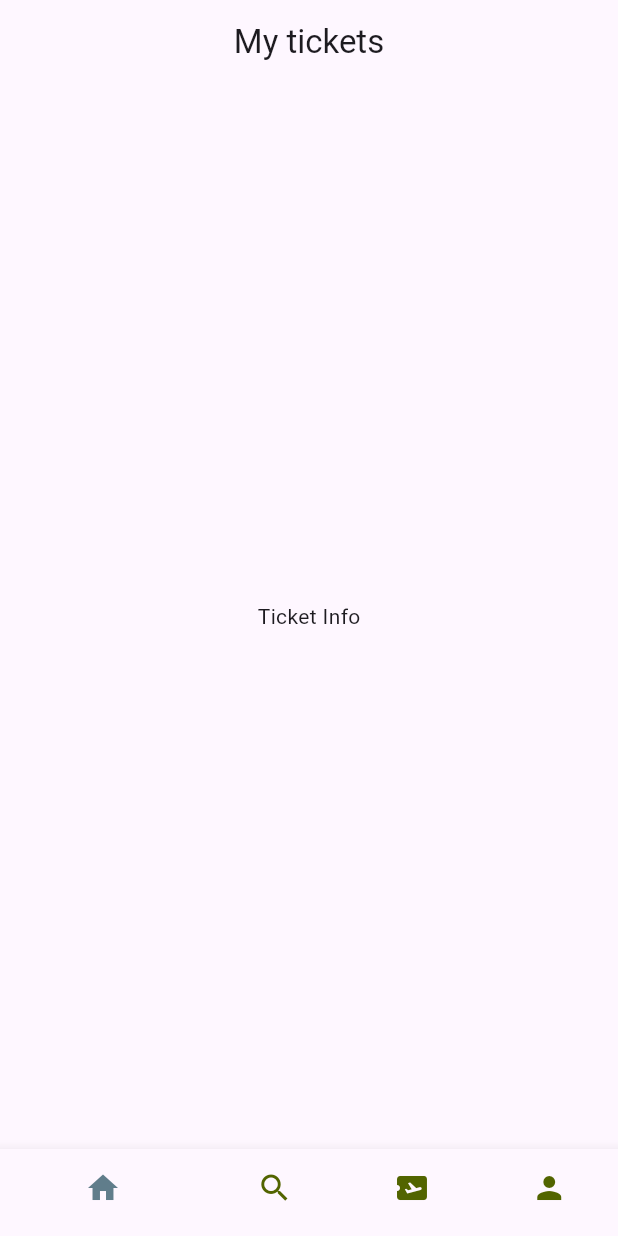
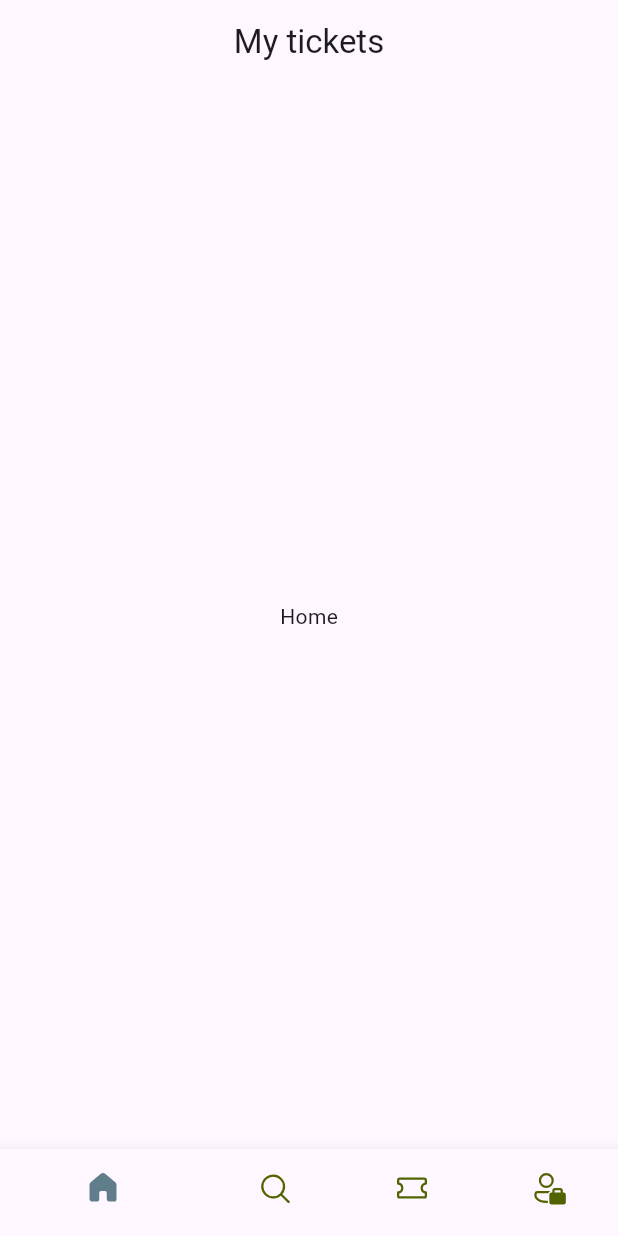
Before and after one commit to Z42r4n/ticket-app-flutter, a Flutter app: the screen it shows after launch, on a phone screen of 412 x 824 dp. Run offline on Flutter 3.47's test engine with Material 3 defaults, Android fonts, the phone set to English and light mode, and no system bars; our stand-ins replace fluentui_icons.

Commit message:
start building the home screen

```diff
--- a/ticket_app/lib/core/bottom_navbar.dart
+++ b/ticket_app/lib/core/bottom_navbar.dart
@@ -1,3 +1,4 @@
+import "package:fluentui_icons/fluentui_icons.dart";
 import "package:flutter/material.dart";
 
 class BottomNavBar extends StatefulWidget {
@@ -8,25 +9,53 @@ class BottomNavBar extends StatefulWidget {
 }
 
 class _BottomNavBarState extends State<BottomNavBar> {
+  final appScreens = const [
+    Text('Home'),
+    Text('Sreach'),
+    Text('Tickets'),
+    Text('Profile')
+  ];
+
+  int _selectedIndex = 0;
+
+  void _onIndexTapped(int index) {
+    setState(() {
+      _selectedIndex = index;
+    });
+  }
+
   @override
-  Widget build (BuildContext context) {
+  Widget build(BuildContext context) {
     return Scaffold(
       appBar: AppBar(
         title: const Text('My tickets'),
         centerTitle: true,
       ),
-      body: const Center(
-        child: Text('Ticket Info')
-      ),
+      body: Center(child: appScreens[_selectedIndex]),
       bottomNavigationBar: BottomNavigationBar(
+        currentIndex: _selectedIndex,
         selectedItemColor: Colors.blueGrey,
         unselectedItemColor: const Color(0xff526400),
         showSelectedLabels: false,
+        onTap: _onIndexTapped,
         items: const [
-          BottomNavigationBarItem(icon: Icon(Icons.home), label: 'Home'),
-          BottomNavigationBarItem(icon: Icon(Icons.search), label: "Search"),
-          BottomNavigationBarItem(icon: Icon(Icons.airplane_ticket), label: 'Tickets'),
-          BottomNavigationBarItem(icon: Icon(Icons.person), label: "Profile"),
+          BottomNavigationBarItem(
+              icon: Icon(FluentSystemIcons.ic_fluent_home_regular),
+              activeIcon: Icon(FluentSystemIcons.ic_fluent_home_filled),
+              label: 'Home'),
+          BottomNavigationBarItem(
+              icon: Icon(FluentSystemIcons.ic_fluent_search_regular),
+              activeIcon: Icon(FluentSystemIcons.ic_fluent_search_filled),
+              label: 'Search'),
+          BottomNavigationBarItem(
+              icon: Icon(FluentSystemIcons.ic_fluent_ticket_regular),
+              activeIcon: Icon(FluentSystemIcons.ic_fluent_ticket_filled),
+              label: 'Tickets'),
+          BottomNavigationBarItem(
+              icon: Icon(FluentSystemIcons.ic_fluent_person_accounts_regular),
+              activeIcon:
+                  Icon(FluentSystemIcons.ic_fluent_person_accounts_filled),
+              label: 'Profile'),
         ],
       ),
     );
```
Also changed, not shown: ticket_app/lib/core/screens/home_screen.dart (added).
